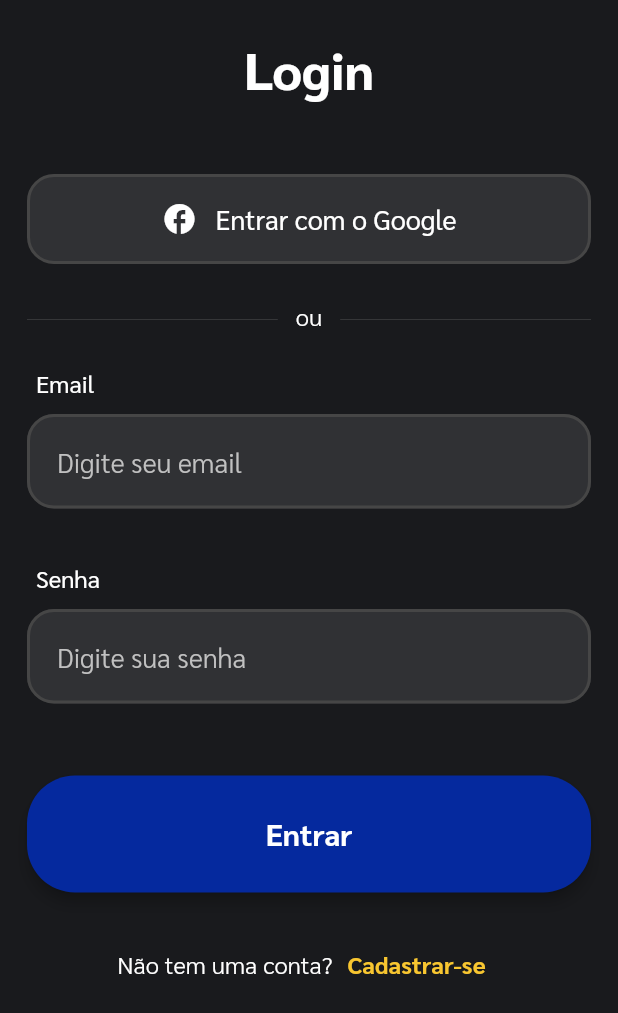
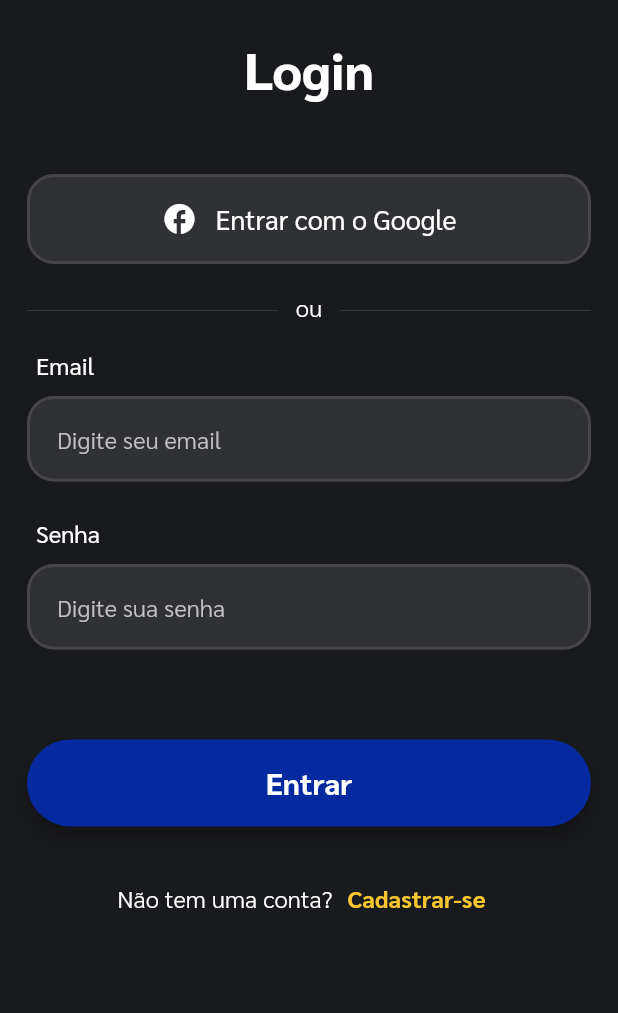
Before and after one commit to GabrielDimaa/my_gift_app, a Flutter app: the screen it shows after launch, on a phone screen of 412 x 824 dp. Shown: the top 1013 px of the screen. Run offline on Flutter 3.47's test engine with Material 2 defaults, Android fonts, the phone set to English and light mode, and no system bars; our stand-ins replace cloud_firestore, firebase_auth, firebase_core, firebase_storage, get; accounts and stored records are empty.

Commit message:
Ajustes nos componentes do tema

```diff
--- a/lib/app_theme.dart
+++ b/lib/app_theme.dart
@@ -93,29 +93,31 @@ class AppTheme extends StatelessWidget {
         headline5: TextStyle(color: dark, fontSize: 28, fontWeight: FontWeight.w700),
         headline4: TextStyle(color: dark, fontSize: 34, fontWeight: FontWeight.w800),
         subtitle2: TextStyle(color: dark, fontSize: 18, fontWeight: FontWeight.w700),
-      subtitle1: TextStyle(color: dark, fontSize: 18, fontWeight: FontWeight.w400),
+        subtitle1: TextStyle(color: dark, fontSize: 16, fontWeight: FontWeight.w400),
         button: TextStyle(color: dark, fontSize: 20, fontWeight: FontWeight.w700),
         bodyText2: TextStyle(color: dark, fontSize: 16, fontWeight: FontWeight.w400),
-      bodyText1: TextStyle(color: dark, fontSize: 18, fontWeight: FontWeight.w500),
-      caption: TextStyle(color: dark, fontSize: 14, fontWeight: FontWeight.w300));
+        bodyText1: TextStyle(color: dark, fontSize: 18, fontWeight: FontWeight.w400),
+        caption: TextStyle(color: dark, fontSize: 14, fontWeight: FontWeight.w300),
+      );
 
   TextTheme get _textThemeDark => TextTheme(
         headline6: TextStyle(color: light, fontSize: 22, fontWeight: FontWeight.w600),
         headline5: TextStyle(color: light, fontSize: 28, fontWeight: FontWeight.w700),
         headline4: TextStyle(color: light, fontSize: 34, fontWeight: FontWeight.w800),
         subtitle2: TextStyle(color: light, fontSize: 18, fontWeight: FontWeight.w700),
-      subtitle1: TextStyle(color: light, fontSize: 18, fontWeight: FontWeight.w400),
+        subtitle1: TextStyle(color: light, fontSize: 16, fontWeight: FontWeight.w400),
         button: TextStyle(color: light, fontSize: 20, fontWeight: FontWeight.w700),
         bodyText2: TextStyle(color: light, fontSize: 16, fontWeight: FontWeight.w400),
         bodyText1: TextStyle(color: light, fontSize: 18, fontWeight: FontWeight.w400),
-      caption: TextStyle(color: light, fontSize: 14, fontWeight: FontWeight.w300));
+        caption: TextStyle(color: light, fontSize: 14, fontWeight: FontWeight.w300),
+      );
 
   ElevatedButtonThemeData get _elevatedButtonTheme => ElevatedButtonThemeData(
         style: ElevatedButton.styleFrom(
           elevation: 4,
           primary: primary,
           onPrimary: light,
-          padding: const EdgeInsets.all(26),
+          padding: const EdgeInsets.all(16),
           shape: RoundedRectangleBorder(borderRadius: BorderRadius.circular(32)),
         ),
       );
@@ -123,15 +125,14 @@ class AppTheme extends StatelessWidget {
   TextButtonThemeData get _textButtonTheme => TextButtonThemeData(
         style: TextButton.styleFrom(
           primary: secondary,
-          padding: const EdgeInsets.symmetric(horizontal: 10, vertical: 12),
+          padding: const EdgeInsets.symmetric(horizontal: 10, vertical: 8),
         ),
       );
 
   InputDecorationTheme get _inputDecorationThemeDark => InputDecorationTheme(
-        isDense: false,
         filled: true,
         fillColor: surface,
-        contentPadding: const EdgeInsets.all(20),
+        contentPadding: const EdgeInsets.symmetric(horizontal: 20, vertical: 18),
         hintStyle: const TextStyle(color: Color(0xFFC1C1C1), fontWeight: FontWeight.w300),
         enabledBorder: OutlineInputBorder(
           borderRadius: BorderRadius.circular(18),
--- a/lib/layers/presentation/ui/pages/login/login_page.dart
+++ b/lib/layers/presentation/ui/pages/login/login_page.dart
@@ -63,7 +63,7 @@ class _LoginPageState extends State<LoginPage> {
                           ),
                         ),
                       ),
-                      const SizedBoxDefault(2),
+                      const SizedBox(height: 18),
                       Row(
                         crossAxisAlignment: CrossAxisAlignment.end,
                         children: [
@@ -85,17 +85,17 @@ class _LoginPageState extends State<LoginPage> {
                           ),
                         ],
                       ),
-                      const SizedBoxDefault(2),
+                      const SizedBox(height: 18),
                       TextFieldDefault(
                         label: R.string.email,
                         hint: R.string.emailHint,
                       ),
-                      const SizedBoxDefault(3),
+                      const SizedBoxDefault(2),
                       TextFieldDefault(
                         label: R.string.password,
                         hint: R.string.passwordHint,
                       ),
-                      const SizedBoxDefault(4),
+                      const SizedBoxDefault(5),
                       ElevatedButton(
                         child: Text(R.string.enter),
                         onPressed: () {
```
Lines whose indentation alone changed are shown as unchanged.
